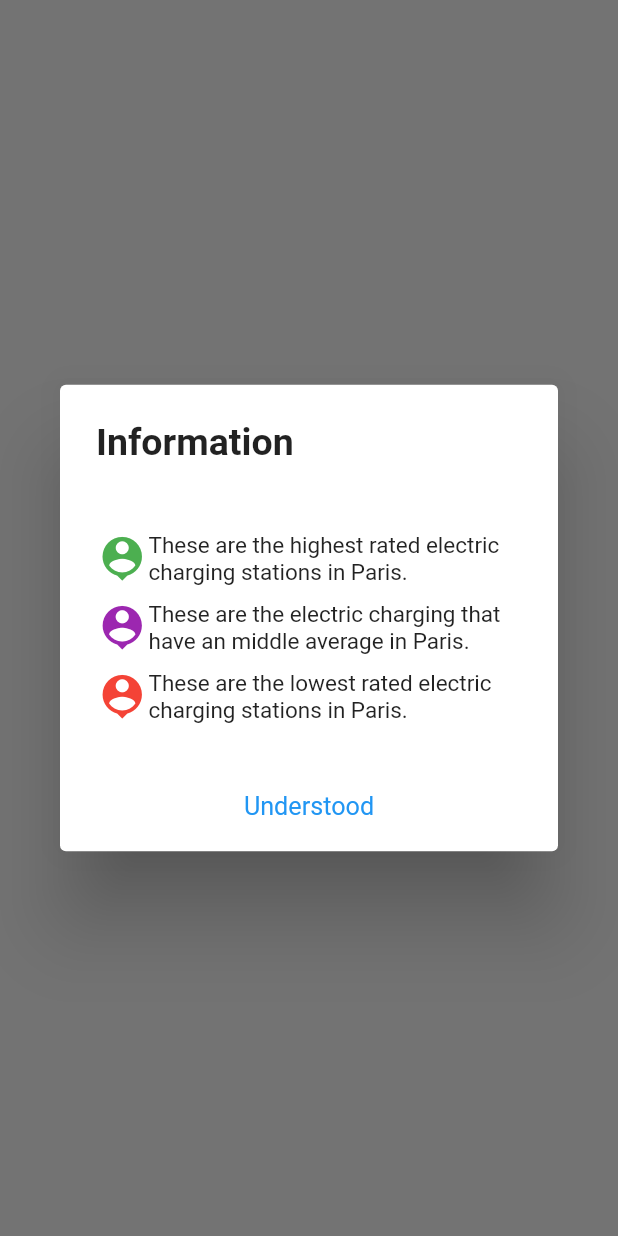
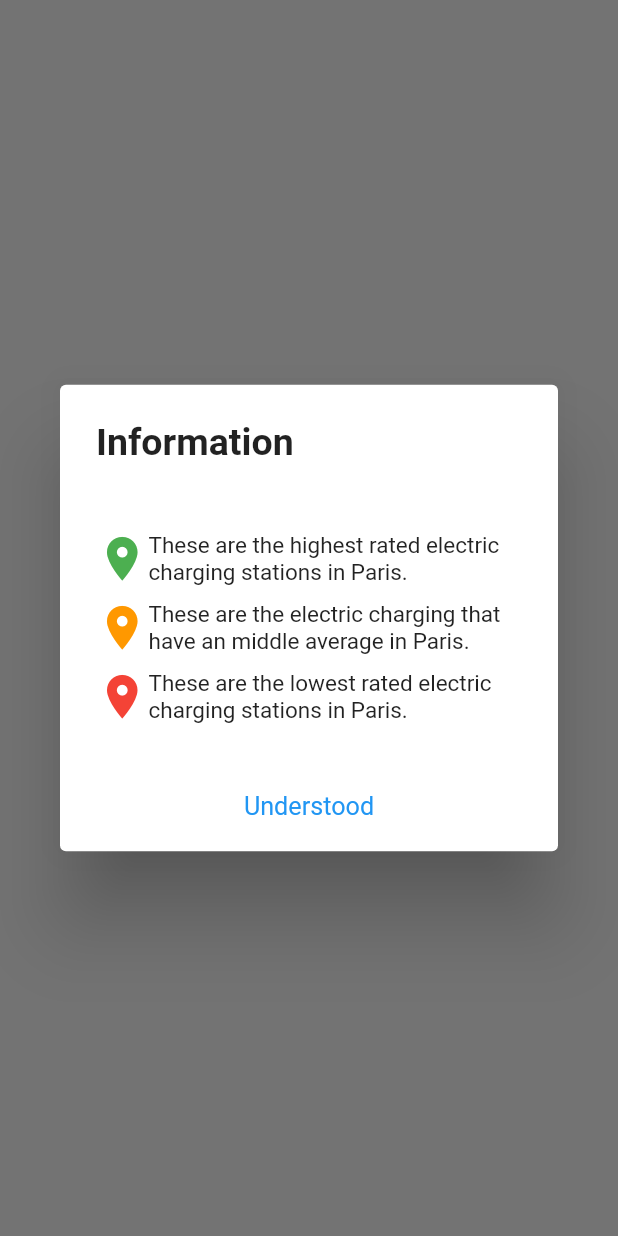
Before and after one commit to guicag/Belib, a Flutter app: what showInfosDialog() shows on an empty page, opened directly, on a phone screen of 412 x 824 dp. Run offline on Flutter 3.47's test engine with Material 2 defaults, Android fonts, the phone set to English and light mode, and no system bars; our stand-ins replace flutter_map, fluttertoast, geolocator, latlong2; network calls fail.

Commit message:
feat: add mark + change the markers colors

```diff
--- a/lib/pages/infos_markers.dart
+++ b/lib/pages/infos_markers.dart
@@ -15,7 +15,7 @@ Future<void> showInfosDialog(BuildContext context) async {
               SizedBox(height: 25),
               Row(
                 children: [
-                  Icon(Icons.location_history, color: Colors.green, size: 35),
+                  Icon(Icons.location_on, color: Colors.green, size: 35),
                   Flexible(
                     child: Text('These are the highest rated electric charging stations in Paris.', style: TextStyle(fontSize: 15))
                   )
@@ -24,7 +24,7 @@ Future<void> showInfosDialog(BuildContext context) async {
               SizedBox(height: 10),
               Row(
                 children: [
-                  Icon(Icons.location_history, color: Colors.purple, size: 35),
+                  Icon(Icons.location_on, color: Colors.orange, size: 35),
                   Flexible(
                       child: Text('These are the electric charging that have an middle average in Paris.', style: TextStyle(fontSize: 15))
                   )
@@ -33,7 +33,7 @@ Future<void> showInfosDialog(BuildContext context) async {
               SizedBox(height: 10),
               Row(
                 children: [
-                  Icon(Icons.location_history, color: Colors.red, size: 35),
+                  Icon(Icons.location_on, color: Colors.red, size: 35),
                   Flexible(
                       child: Text('These are the lowest rated electric charging stations in Paris.', style: TextStyle(fontSize: 15))
                   )
```
Also changed, not shown: lib/pages/main.dart (+47 -1 lines).
